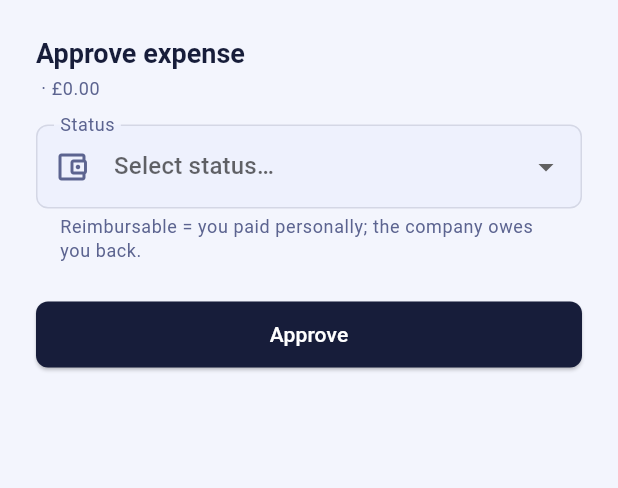
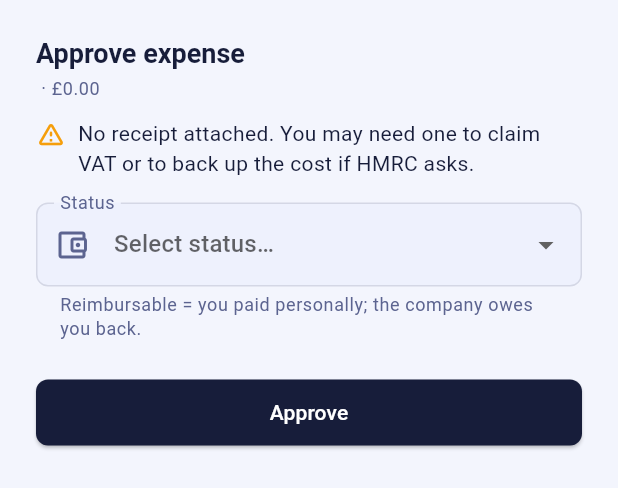
Before and after one commit to wrightl/accounts-management, a Flutter app: the _ApproveSheet widget shown alone on an empty page, opened directly with empty values, on a phone screen of 412 x 824 dp. Shown: the top 488 px of the screen. Run offline on Flutter 3.47's test engine with Material 3 defaults, Android fonts, the phone set to English and light mode, and no system bars; our stand-ins replace app_links, dio, firebase_core, firebase_messaging, flutter_secure_storage, image_picker; missing offline and left inert: clerk_auth, clerk_flutter; accounts and stored records are empty; network calls fail.

Commit message:
feat: warn when approving an expense with no receipt
The web form asks for confirmation before approving an expense that has
no receipt. The mobile approve sheet shows a warning line instead, as it
is already a confirmation step. It is a warning only; the server still
accepts the approval.

Co-Authored-By: Claude Opus 5.5 <noreply@anthropic.com>

```diff
--- a/mobile/lib/features/expenses/screens/expense_list_screen.dart
+++ b/mobile/lib/features/expenses/screens/expense_list_screen.dart
@@ -2,6 +2,7 @@ import 'package:flutter/material.dart' hide DateUtils;
 import 'package:provider/provider.dart';
 import '../expense_provider.dart';
 import '../../auth/auth_provider.dart';
+import '../../../core/theme/app_theme.dart';
 import '../../../core/utils/formatters.dart';
 import '../../../data/models/expense.dart';
 import 'expense_capture_screen.dart' show ExpensePaymentFields;
@@ -407,6 +408,26 @@ class _ApproveSheetState extends State<_ApproveSheet> {
               '${CurrencyUtils.formatPence(widget.expense.amountPence)}',
               style: Theme.of(context).textTheme.bodySmall,
             ),
+            if (widget.expense.receipts.isEmpty) ...[
+              const SizedBox(height: 12),
+              const Row(
+                crossAxisAlignment: CrossAxisAlignment.start,
+                children: [
+                  Icon(
+                    Icons.warning_amber_rounded,
+                    color: AppTheme.warningColor,
+                    size: 20,
+                  ),
+                  SizedBox(width: 8),
+                  Expanded(
+                    child: Text(
+                      'No receipt attached. You may need one to claim VAT '
+                      'or to back up the cost if HMRC asks.',
+                    ),
+                  ),
+                ],
+              ),
+            ],
             const SizedBox(height: 16),
             ExpensePaymentFields(
               status: _status,
```
Also changed, not shown: 2 other files.
